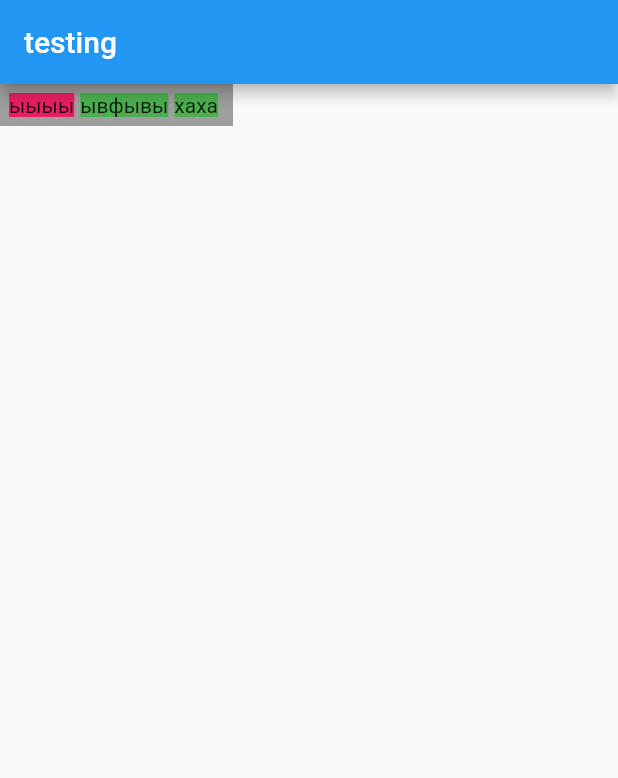
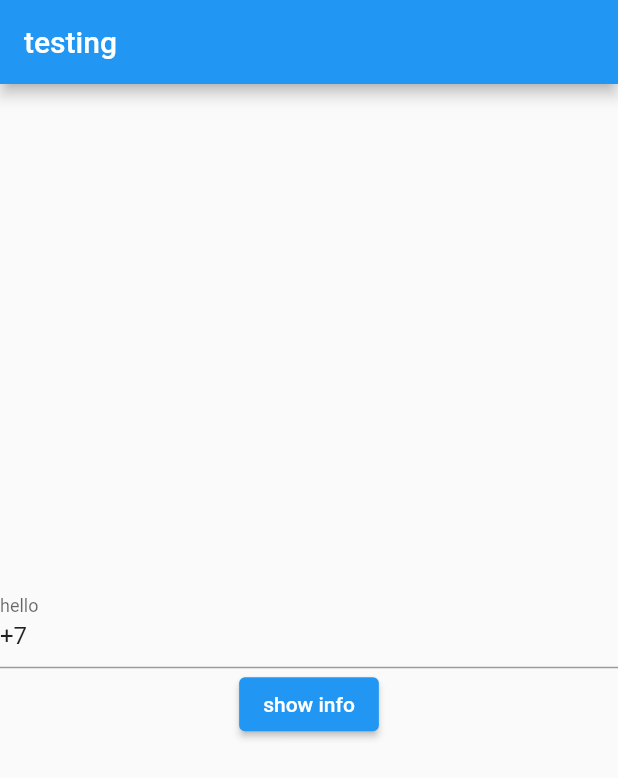
Before and after one commit to politebarista/WidgetsTesting, a Flutter app: the screen it shows after launch, on a phone screen of 412 x 824 dp. Shown: the top 778 px of the screen. Run offline on Flutter 3.47's test engine with Material 2 defaults, Android fonts, the phone set to English and light mode, and no system bars; our stand-ins replace geolocator, google_maps_flutter, mask_text_input_formatter, material_segmented_control; missing offline and left inert: yandex_mapkit; generated files the repository leaves out were written again.

Commit message:
added text mask testing

```diff
--- a/lib/main.dart
+++ b/lib/main.dart
@@ -17,6 +17,7 @@ import 'package:widgets_testing/testing_sematic.dart';
 // import 'google_maps_widget.dart';
 // import 'google_maps_widget.dart';
 import 'loading_screen.dart';
+import 'mask_testing_widget.dart';
 import 'order_history_item_widget.dart';
 import 'sliver_widgets.dart';
 
@@ -35,7 +36,7 @@ class MyApp extends StatelessWidget {
         ),
         body: LayoutBuilder(
           builder: (BuildContext context, BoxConstraints constraints) {
-            return OwnSegmentedControl();
+            return MaskTestingWidget();
           },
         ),
       ),
--- /dev/null
+++ b/lib/mask_testing_widget.dart
@@ -0,0 +1,39 @@
+import 'package:flutter/material.dart';
+import 'package:mask_text_input_formatter/mask_text_input_formatter.dart';
+
+class MaskTestingWidget extends StatelessWidget {
+  @override
+  Widget build(BuildContext context) {
+    var maskFormatter = MaskTextInputFormatter(
+      mask: '+7 (###) ###-##-##',
+      // initialText: '7',
+      filter: {"#": RegExp(r'[0-9]')},
+    );
+    TextEditingController textEditingController = TextEditingController(text: "+7");
+    return Container(
+      child: Column(
+        mainAxisAlignment: MainAxisAlignment.center,
+        crossAxisAlignment: CrossAxisAlignment.center,
+        children: [
+          TextField(
+            keyboardType: TextInputType.phone,
+            controller: textEditingController,
+            autocorrect: false,
+            inputFormatters: [maskFormatter],
+            decoration: InputDecoration(
+              labelText: 'hello',
+              hintText: "+7 (123) 456-78-90",
+            ),
+          ),
+          ElevatedButton(
+            onPressed: () {
+              print(maskFormatter.getMaskedText());
+              print(maskFormatter.getUnmaskedText());
+            },
+            child: Text('show info'),
+          )
+        ],
+      ),
+    );
+  }
+}
--- a/pubspec.yaml
+++ b/pubspec.yaml
@@ -18,6 +18,7 @@ dependencies:
   json_serializable: ^4.1.3
   build_runner: ^2.0.4
   material_segmented_control: ^3.1.2
+  mask_text_input_formatter: ^2.0.0
 
 dev_dependencies:
   flutter_test:
```
Also changed, not shown: pubspec.lock.
